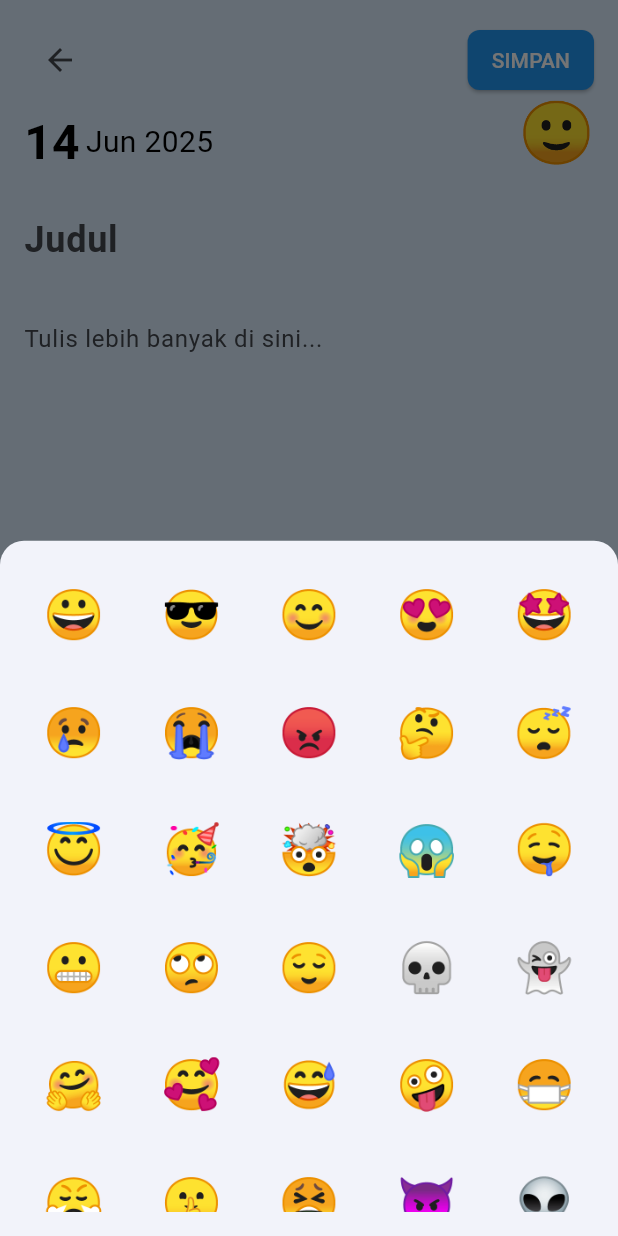
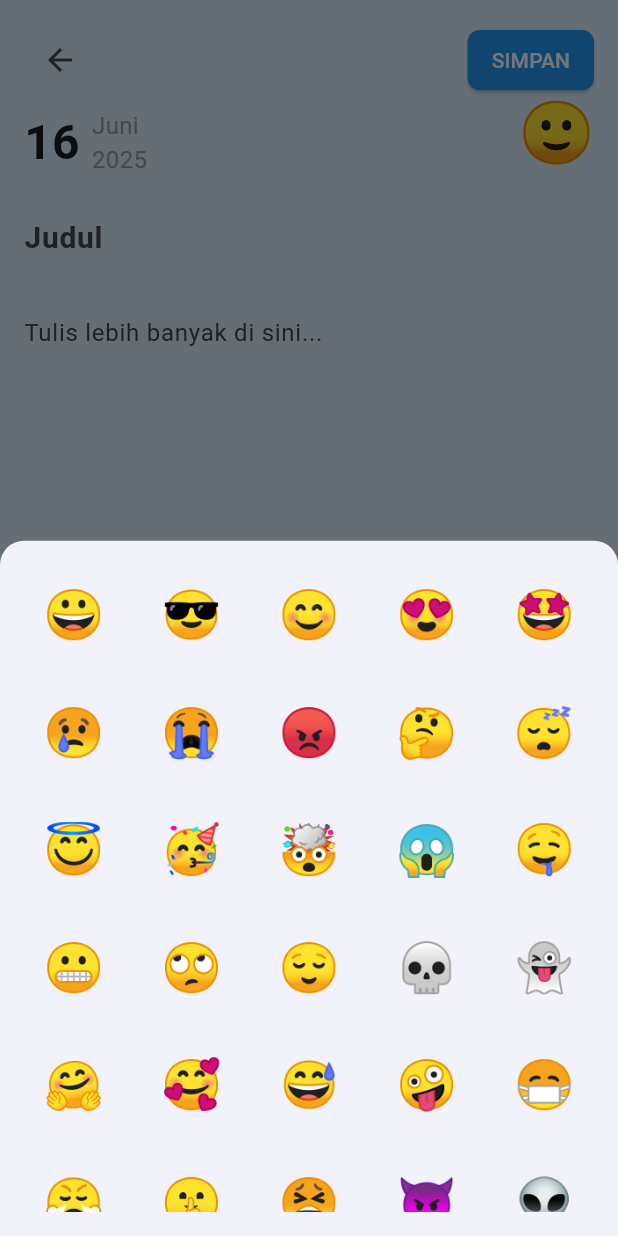
Before and after one commit to Lxtream23/tugas_uas, a Flutter app: the DetailPage screen opened by its route, after a tap on an icon or button, on a phone screen of 412 x 824 dp. Run offline on Flutter 3.47's test engine with Material 3 defaults, Android fonts, the phone set to English and light mode, and no system bars; our stand-ins replace another_flushbar, file_picker, flutter_colorpicker, flutter_local_notifications, flutter_svg, google_fonts and 7 more; missing offline and left inert: android_alarm_manager_plus, googleapis, universal_html; accounts and stored records are empty; generated files the repository leaves out were written again.

Commit message:
perbaiki halaman detail: tambahkan pemformatan tanggal dan perbaiki tampilan tanggal catatan

```diff
--- a/lib/pages/diary/detail_page.dart
+++ b/lib/pages/diary/detail_page.dart
@@ -20,6 +20,7 @@ class _DetailPageState extends State<DetailPage> {
   //String? _entryId;
 
   bool _isInitialized = false;
+  DateTime? _entryDate;
 
   @override
   void didChangeDependencies() {
@@ -32,6 +33,10 @@ class _DetailPageState extends State<DetailPage> {
         _titleController.text = _entry!['title'] ?? '';
         _contentController.text = _entry!['content'] ?? '';
         _selectedEmoji = _entry!['emoji'] ?? '';
+        _entryDate =
+            DateTime.tryParse(_entry!['created_at'] ?? '') ?? DateTime.now();
+      } else {
+        _entryDate = DateTime.now();
       }
       _isInitialized = true;
     }
@@ -256,6 +261,30 @@ class _DetailPageState extends State<DetailPage> {
     );
   }
 
+  String _formatDate(DateTime date) {
+    // Format sesuai kebutuhan, misal: 14 Juni 2025
+    return "${date.day} ${_monthName(date.month)} ${date.year}";
+  }
+
+  String _monthName(int month) {
+    const bulan = [
+      '',
+      'Januari',
+      'Februari',
+      'Maret',
+      'April',
+      'Mei',
+      'Juni',
+      'Juli',
+      'Agustus',
+      'September',
+      'Oktober',
+      'November',
+      'Desember',
+    ];
+    return bulan[month];
+  }
+
   @override
   Widget build(BuildContext context) {
     print("Build tampilan emoji: $_selectedEmoji");
@@ -329,30 +358,45 @@ class _DetailPageState extends State<DetailPage> {
                   const SizedBox(height: 8),
                   // Tanggal
                   Row(
-                    children: const [
+                    children: [
                       Text(
-                        '14',
-                        style: TextStyle(
-                          fontSize: 32,
+                        '${_entryDate!.day}',
+                        style: const TextStyle(
+                          fontSize: 32, // Ukuran besar untuk hari
                           fontWeight: FontWeight.bold,
-                          color: Colors.black,
                         ),
                       ),
-                      SizedBox(width: 4),
-                      Text(
-                        'Jun 2025',
-                        style: TextStyle(fontSize: 20, color: Colors.black),
+                      const SizedBox(width: 8),
+                      Column(
+                        crossAxisAlignment: CrossAxisAlignment.start,
+                        children: [
+                          Text(
+                            _monthName(_entryDate!.month),
+                            style: const TextStyle(
+                              fontSize: 16, // Ukuran kecil untuk bulan
+                              color: Colors.grey,
+                            ),
+                          ),
+                          Text(
+                            '${_entryDate!.year}',
+                            style: const TextStyle(
+                              fontSize: 16, // Sama dengan bulan
+                              color: Colors.grey,
+                            ),
+                          ),
+                        ],
                       ),
                     ],
                   ),
+
                   const SizedBox(height: 16),
                   // Judul
                   TextField(
                     controller: _titleController,
                     style: const TextStyle(
-                      fontSize: 24,
+                      fontSize: 20,
                       fontWeight: FontWeight.bold,
-                      color: Colors.grey,
+                      color: Colors.black,
                     ),
                     decoration: const InputDecoration(
                       hintText: 'Judul',
```
